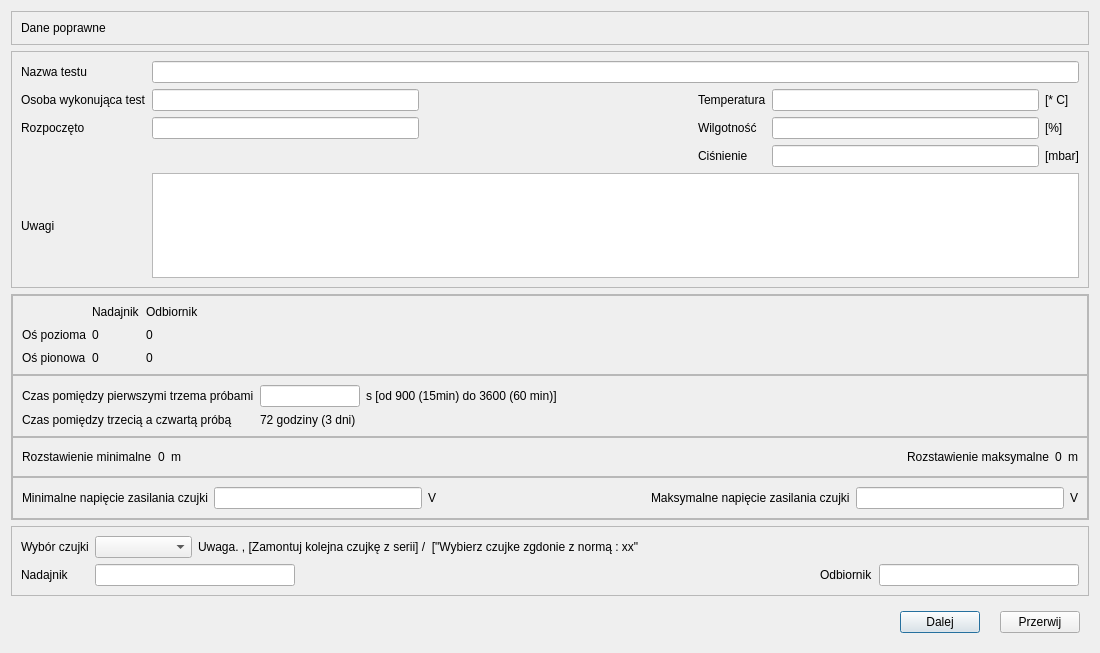
This is CzujkiLinioweApp/oknoparametrytestu.ui in wiacekmarcin/CzujkiLiniowe as Qt 5 draws it before an edit. The edited form follows.
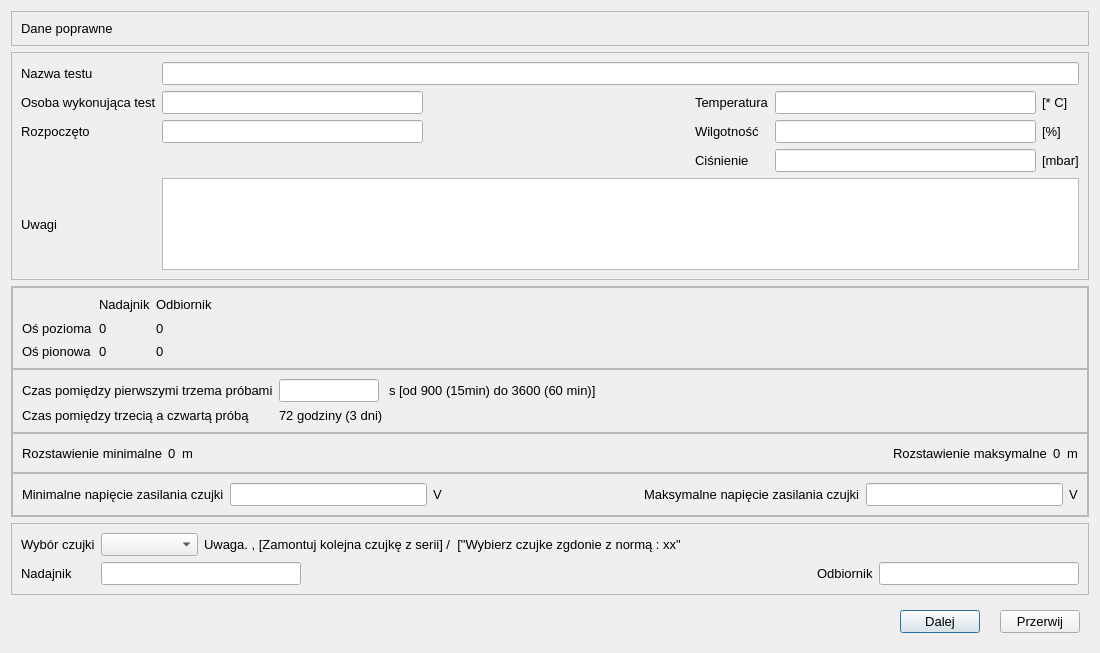
This is the edited form. Icons and pictures are not drawn.

What changed in the file:
```diff
--- a/CzujkiLinioweApp/oknoparametrytestu.ui
+++ b/CzujkiLinioweApp/oknoparametrytestu.ui
@@ -22,6 +22,12 @@
     <height>1200</height>
    </size>
   </property>
+  <property name="font">
+   <font>
+    <family>Arial</family>
+    <pointsize>10</pointsize>
+   </font>
+  </property>
   <property name="windowTitle">
    <string>Parametry testu</string>
   </property>
```
